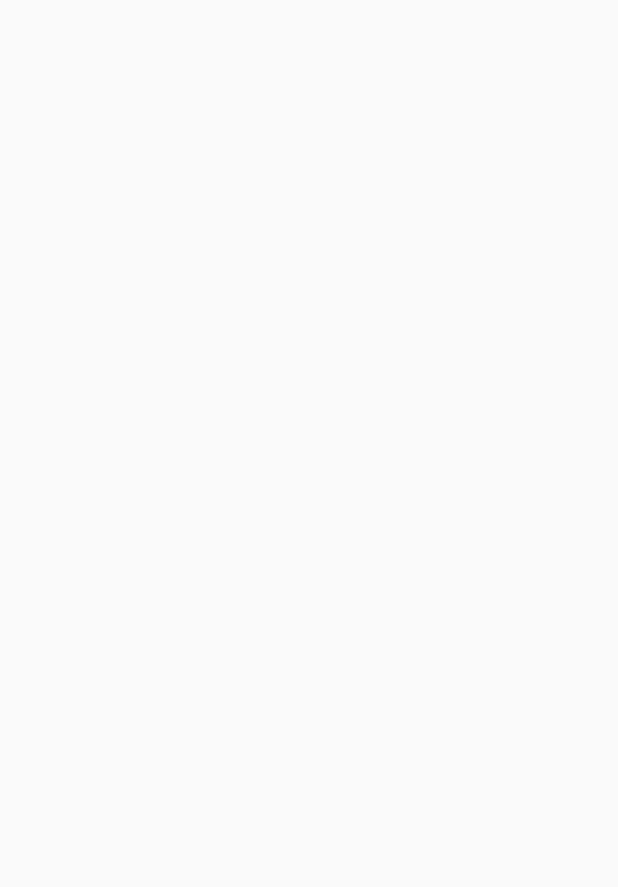
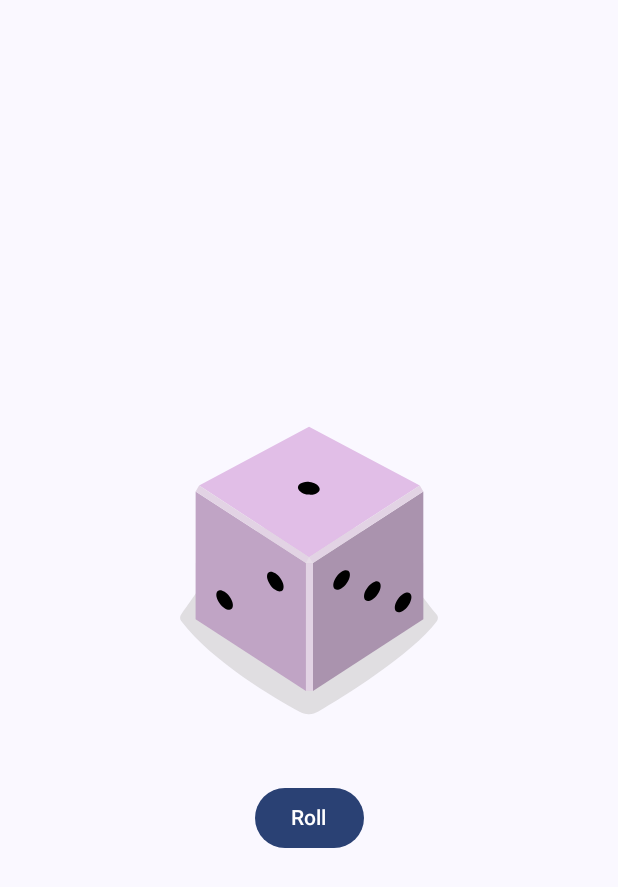
Before and after one commit to mcastre1/AndroidBasics, an Android app built with Jetpack Compose: the screen it shows after launch (MainActivity), on a phone screen of 412 x 824 dp. Before the commit the part shown is empty. Shown: the top 887 px of the screen. Run offline under Robolectric (Android 15) with nearby library versions, the phone set to English and light mode, and no system bars.

Commit message:
Update Image by using a random number.

```diff
--- a/DiceRoller/app/src/main/java/com/example/diceroller/MainActivity.kt
+++ b/DiceRoller/app/src/main/java/com/example/diceroller/MainActivity.kt
@@ -1,15 +1,31 @@
 package com.example.diceroller
 
 import android.os.Bundle
+import android.util.Log
 import androidx.activity.ComponentActivity
 import androidx.activity.compose.setContent
+import androidx.compose.foundation.Image
+import androidx.compose.foundation.background
+import androidx.compose.foundation.layout.Column
+import androidx.compose.foundation.layout.Spacer
 import androidx.compose.foundation.layout.fillMaxSize
+import androidx.compose.foundation.layout.height
+import androidx.compose.foundation.layout.wrapContentSize
+import androidx.compose.material3.Button
 import androidx.compose.material3.MaterialTheme
 import androidx.compose.material3.Surface
 import androidx.compose.material3.Text
 import androidx.compose.runtime.Composable
+import androidx.compose.runtime.getValue
+import androidx.compose.runtime.mutableStateOf
+import androidx.compose.runtime.remember
+import androidx.compose.runtime.setValue
+import androidx.compose.ui.Alignment
 import androidx.compose.ui.Modifier
+import androidx.compose.ui.res.painterResource
+import androidx.compose.ui.res.stringResource
 import androidx.compose.ui.tooling.preview.Preview
+import androidx.compose.ui.unit.dp
 import com.example.diceroller.ui.theme.DiceRollerTheme
 
 class MainActivity : ComponentActivity() {
@@ -24,12 +40,41 @@ class MainActivity : ComponentActivity() {
 }
 
 @Composable
-fun DiceWithButtonAndImage(modifier: Modifier = Modifier){
+fun DiceWithButtonAndImage(modifier: Modifier = Modifier) {
+    var result by remember {
+        mutableStateOf(1)
+    }
 
+    val imageResource = when(result) {
+        1 -> R.drawable.dice_1
+        2 -> R.drawable.dice_2
+        3 -> R.drawable.dice_3
+        4 -> R.drawable.dice_4
+        5 -> R.drawable.dice_5
+        else -> R.drawable.dice_6
+    }
+
+    Column(
+        modifier = modifier,
+        horizontalAlignment = Alignment.CenterHorizontally
+    ) {
+        Image(painter = painterResource(id = imageResource), contentDescription = null)
+        Spacer(modifier = Modifier.height(16.dp))
+        Button(onClick = { result = (1..6).random()
+        Log.d("Random number", "$result")}) {
+            Text(stringResource(id = R.string.roll))
+        }
+    }
 }
 
 @Preview
 @Composable
 fun DiceRollerApp() {
-    DiceWithButtonAndImage()
+    Surface(modifier = Modifier.background(color = MaterialTheme.colorScheme.background)) {
+        DiceWithButtonAndImage(
+            modifier = Modifier
+                .fillMaxSize()
+                .wrapContentSize(Alignment.Center)
+        )
+    }
 }
--- /dev/null
+++ b/DiceRoller/app/src/main/res/drawable/dice_1.xml
@@ -0,0 +1,66 @@
+<!--
+  ~ Copyright 2022, The Android Open Source Project
+  ~
+  ~ Licensed under the Apache License, Version 2.0 (the "License");
+  ~ you may not use this file except in compliance with the License.
+  ~ You may obtain a copy of the License at
+  ~
+  ~     http://www.apache.org/licenses/LICENSE-2.0
+  ~
+  ~ Unless required by applicable law or agreed to in writing, software
+  ~ distributed under the License is distributed on an "AS IS" BASIS,
+  ~ WITHOUT WARRANTIES OR CONDITIONS OF ANY KIND, either express or implied.
+  ~ See the License for the specific language governing permissions and
+  ~ limitations under the License.
+  -->
+
+<vector xmlns:android="http://schemas.android.com/apk/res/android"
+    android:width="200dp"
+    android:height="250dp"
+    android:viewportWidth="800"
+    android:viewportHeight="1000">
+    <path
+        android:fillAlpha="0.5"
+        android:fillColor="#C5C4C4"
+        android:pathData="M740.8,635.42c-68.27,90.47 -249.77,201.76 -316,240.63a50.7,50.7 0,0 1,-49.93 0.81c-64.19,-35 -234.09,-133.88 -315.65,-242a14.69,14.69 0,0 1,-0.12 -17.49c77.58,-106.29 159.67,-258.89 341.06,-258.89 182,0 242.19,139.08 340.27,258.88A14.62,14.62 0,0 1,740.8 635.42Z"
+        android:strokeAlpha="0.5" />
+    <path
+        android:fillColor="#AA93AE"
+        android:pathData="M704.9,630l-294.29,191.06l0,-340.85l294.29,-191.06l0,340.85z" />
+    <path
+        android:fillColor="#C0A4C5"
+        android:pathData="M97.59,630l294.29,191.06l0,-340.85l-294.29,-191.06l0,340.85z" />
+    <path
+        android:fillColor="#E1BEE7"
+        android:pathData="M400.14,464.73l-293.19,-191.45l293.19,-156.31l295.39,156.31l-295.39,191.45z" />
+    <path
+        android:fillColor="#E2D3E4"
+        android:pathData="M106.95,273.28l-9.36,15.87l294.29,191.06l8.26,-15.48l-293.19,-191.45z" />
+    <path
+        android:fillColor="#E2D3E4"
+        android:pathData="M695.53,273.28l9.37,15.87l-294.29,191.06l-10.47,-15.48l295.39,-191.45z" />
+    <path
+        android:fillColor="#E2D3E4"
+        android:pathData="M391.88,480.21h18.73v340.85h-18.73z" />
+    <path
+        android:fillColor="#E7DCE8"
+        android:pathData="M400.14,464.73l-8.26,15.48l18.73,0l-10.47,-15.48z" />
+    <path
+        android:fillColor="#000000"
+        android:pathData="M397.45,297.62a16.9,28.71 97.07,1 0,4.16 -33.54a16.9,28.71 97.07,1 0,-4.16 33.54z" />
+    <path
+        android:fillColor="#000000"
+        android:pathData="M297.17,539.02a30.12,16.11 53.82,1 0,26.01 -19.02a30.12,16.11 53.82,1 0,-26.01 19.02z" />
+    <path
+        android:fillColor="#000000"
+        android:pathData="M161.96,588.24a30.12,16.11 53.82,1 0,26.01 -19.02a30.12,16.11 53.82,1 0,-26.01 19.02z" />
+    <path
+        android:fillColor="#000000"
+        android:pathData="M551.15,579.45a30.12,16.11 126.18,1 0,35.56 -48.62a30.12,16.11 126.18,1 0,-35.56 48.62z" />
+    <path
+        android:fillColor="#000000"
+        android:pathData="M469.12,549.58a30.12,16.11 126.18,1 0,35.56 -48.62a30.12,16.11 126.18,1 0,-35.56 48.62z" />
+    <path
+        android:fillColor="#000000"
+        android:pathData="M633.17,609.29a30.12,16.11 126.18,1 0,35.56 -48.62a30.12,16.11 126.18,1 0,-35.56 48.62z" />
+</vector>
--- /dev/null
+++ b/DiceRoller/app/src/main/res/drawable/dice_2.xml
@@ -0,0 +1,66 @@
+<!--
+  ~ Copyright 2022, The Android Open Source Project
+  ~
+  ~ Licensed under the Apache License, Version 2.0 (the "License");
+  ~ you may not use this file except in compliance with the License.
+  ~ You may obtain a copy of the License at
+  ~
+  ~     http://www.apache.org/licenses/LICENSE-2.0
+  ~
+  ~ Unless required by applicable law or agreed to in writing, software
+  ~ distributed under the License is distributed on an "AS IS" BASIS,
+  ~ WITHOUT WARRANTIES OR CONDITIONS OF ANY KIND, either express or implied.
+  ~ See the License for the specific language governing permissions and
+  ~ limitations under the License.
+  -->
+
+<vector xmlns:android="http://schemas.android.com/apk/res/android"
+    android:width="200dp"
+    android:height="250dp"
+    android:viewportWidth="800"
+    android:viewportHeight="1000">
+    <path
+        android:fillAlpha="0.5"
+        android:fillColor="#C5C4C4"
+        android:pathData="M740.8,635.42c-68.27,90.47 -249.77,201.76 -316,240.63a50.7,50.7 0,0 1,-49.93 0.81c-64.19,-35 -234.09,-133.88 -315.65,-242a14.69,14.69 0,0 1,-0.12 -17.49c77.58,-106.29 159.67,-258.89 341.06,-258.89 182,0 242.19,139.08 340.27,258.88A14.62,14.62 0,0 1,740.8 635.42Z"
+        android:strokeAlpha="0.5" />
+    <path
+        android:fillColor="#AA93AE"
+        android:pathData="M704.9,630l-294.29,191.06l0,-340.85l294.29,-191.06l0,340.85z" />
+    <path
+        android:fillColor="#C0A4C5"
+        android:pathData="M97.59,630l294.29,191.06l0,-340.85l-294.29,-191.06l0,340.85z" />
+    <path
+        android:fillColor="#E1BEE7"
+        android:pathData="M400.14,464.73l-293.19,-191.45l293.19,-156.31l295.39,156.31l-295.39,191.45z" />
+    <path
+        android:fillColor="#E2D3E4"
+        android:pathData="M106.95,273.28l-9.36,15.87l294.29,191.06l8.26,-15.48l-293.19,-191.45z" />
+    <path
+        android:fillColor="#E2D3E4"
+        android:pathData="M695.53,273.28l9.37,15.87l-294.29,191.06l-10.47,-15.48l295.39,-191.45z" />
+    <path
+        android:fillColor="#E2D3E4"
+        android:pathData="M391.88,480.21h18.73v340.85h-18.73z" />
+    <path
+        android:fillColor="#E7DCE8"
+        android:pathData="M400.14,464.73l-8.26,15.48l18.73,0l-10.47,-15.48z" />
+    <path
+        android:fillColor="#000000"
+        android:pathData="M520.85,303.25a16.9,28.71 97.07,1 0,4.16 -33.54a16.9,28.71 97.07,1 0,-4.16 33.54z" />
+    <path
+        android:fillColor="#000000"
+        android:pathData="M273.33,291.99a16.9,28.71 97.07,1 0,4.16 -33.54a16.9,28.71 97.07,1 0,-4.16 33.54z" />
+    <path
+        android:fillColor="#000000"
+        android:pathData="M229.56,563.64a30.12,16.11 53.82,1 0,26.01 -19.02a30.12,16.11 53.82,1 0,-26.01 19.02z" />
+    <path
+        android:fillColor="#000000"
+        android:pathData="M311.58,533.77a30.12,16.11 53.82,1 0,26.01 -19.02a30.12,16.11 53.82,1 0,-26.01 19.02z" />
+    <path
+        android:fillColor="#000000"
+        android:pathData="M147.54,593.49a30.12,16.11 53.82,1 0,26.01 -19.02a30.12,16.11 53.82,1 0,-26.01 19.02z" />
+    <path
+        android:fillColor="#000000"
+        android:pathData="M551.15,579.45a30.12,16.11 126.18,1 0,35.56 -48.62a30.12,16.11 126.18,1 0,-35.56 48.62z" />
+</vector>
--- /dev/null
+++ b/DiceRoller/app/src/main/res/drawable/dice_3.xml
@@ -0,0 +1,66 @@
+<!--
+  ~ Copyright 2022, The Android Open Source Project
+  ~
+  ~ Licensed under the Apache License, Version 2.0 (the "License");
+  ~ you may not use this file except in compliance with the License.
+  ~ You may obtain a copy of the License at
+  ~
+  ~     http://www.apache.org/licenses/LICENSE-2.0
+  ~
+  ~ Unless required by applicable law or agreed to in writing, software
+  ~ distributed under the License is distributed on an "AS IS" BASIS,
+  ~ WITHOUT WARRANTIES OR CONDITIONS OF ANY KIND, either express or implied.
+  ~ See the License for the specific language governing permissions and
+  ~ limitations under the License.
+  -->
+
+<vector xmlns:android="http://schemas.android.com/apk/res/android"
+    android:width="200dp"
+    android:height="250dp"
+    android:viewportWidth="800"
+    android:viewportHeight="1000">
+    <path
+        android:fillAlpha="0.5"
+        android:fillColor="#C5C4C4"
+        android:pathData="M740.8,635.42c-68.27,90.47 -249.77,201.76 -316,240.63a50.7,50.7 0,0 1,-49.93 0.81c-64.19,-35 -234.09,-133.88 -315.65,-242a14.69,14.69 0,0 1,-0.12 -17.49c77.58,-106.29 159.67,-258.89 341.06,-258.89 182,0 242.19,139.08 340.27,258.88A14.62,14.62 0,0 1,740.8 635.42Z"
+        android:strokeAlpha="0.5" />
+    <path
+        android:fillColor="#AA93AE"
+        android:pathData="M704.9,630l-294.29,191.06l0,-340.85l294.29,-191.06l0,340.85z" />
+    <path
+        android:fillColor="#C0A4C5"
+        android:pathData="M97.59,630l294.29,191.06l0,-340.85l-294.29,-191.06l0,340.85z" />
+    <path
+        android:fillColor="#E1BEE7"
+        android:pathData="M400.14,464.73l-293.19,-191.45l293.19,-156.31l295.39,156.31l-295.39,191.45z" />
+    <path
+        android:fillColor="#E2D3E4"
+        android:pathData="M106.95,273.28l-9.36,15.87l294.29,191.06l8.26,-15.48l-293.19,-191.45z" />
+    <path
+        android:fillColor="#E2D3E4"
+        android:pathData="M695.53,273.28l9.37,15.87l-294.29,191.06l-10.47,-15.48l295.39,-191.45z" />
+    <path
+        android:fillColor="#E2D3E4"
+        android:pathData="M391.88,480.21h18.73v340.85h-18.73z" />
+    <path
+        android:fillColor="#E7DCE8"
+        android:pathData="M400.14,464.73l-8.26,15.48l18.73,0l-10.47,-15.48z" />
+    <path
+        android:fillColor="#000000"
+        android:pathData="M398.11,297.62a16.9,28.71 97.07,1 0,4.16 -33.54a16.9,28.71 97.07,1 0,-4.16 33.54z" />
+    <path
+        android:fillColor="#000000"
+        android:pathData="M548.27,304.46a16.9,28.71 97.07,1 0,4.16 -33.54a16.9,28.71 97.07,1 0,-4.16 33.54z" />
+    <path
+        android:fillColor="#000000"
+        android:pathData="M247.95,290.79a16.9,28.71 97.07,1 0,4.16 -33.54a16.9,28.71 97.07,1 0,-4.16 33.54z" />
+    <path
+        android:fillColor="#000000"
+        android:pathData="M229.56,563.64a30.12,16.11 53.82,1 0,26.01 -19.02a30.12,16.11 53.82,1 0,-26.01 19.02z" />
+    <path
+        android:fillColor="#000000"
+        android:pathData="M483.54,554.83a30.12,16.11 126.18,1 0,35.56 -48.62a30.12,16.11 126.18,1 0,-35.56 48.62z" />
+    <path
+        android:fillColor="#000000"
+        android:pathData="M618.75,604.04a30.12,16.11 126.18,1 0,35.56 -48.62a30.12,16.11 126.18,1 0,-35.56 48.62z" />
+</vector>
--- /dev/null
+++ b/DiceRoller/app/src/main/res/drawable/dice_4.xml
@@ -0,0 +1,69 @@
+<!--
+  ~ Copyright 2022, The Android Open Source Project
+  ~
+  ~ Licensed under the Apache License, Version 2.0 (the "License");
+  ~ you may not use this file except in compliance with the License.
+  ~ You may obtain a copy of the License at
+  ~
+  ~     http://www.apache.org/licenses/LICENSE-2.0
+  ~
+  ~ Unless required by applicable law or agreed to in writing, software
+  ~ distributed under the License is distributed on an "AS IS" BASIS,
+  ~ WITHOUT WARRANTIES OR CONDITIONS OF ANY KIND, either express or implied.
+  ~ See the License for the specific language governing permissions and
+  ~ limitations under the License.
+  -->
+
+<vector xmlns:android="http://schemas.android.com/apk/res/android"
+    android:width="200dp"
+    android:height="250dp"
+    android:viewportWidth="800"
+    android:viewportHeight="1000">
+    <path
+        android:fillAlpha="0.5"
+        android:fillColor="#C5C4C4"
+        android:pathData="M740.8,635.42c-68.27,90.47 -249.77,201.76 -316,240.63a50.7,50.7 0,0 1,-49.93 0.81c-64.19,-35 -234.09,-133.88 -315.65,-242a14.69,14.69 0,0 1,-0.12 -17.49c77.58,-106.29 159.67,-258.89 341.06,-258.89 182,0 242.19,139.08 340.27,258.88A14.62,14.62 0,0 1,740.8 635.42Z"
+        android:strokeAlpha="0.5" />
+    <path
+        android:fillColor="#AA93AE"
+        android:pathData="M704.9,630l-294.29,191.06l0,-340.85l294.29,-191.06l0,340.85z" />
+    <path
+        android:fillColor="#C0A4C5"
+        android:pathData="M97.59,630l294.29,191.06l0,-340.85l-294.29,-191.06l0,340.85z" />
+    <path
+        android:fillColor="#E1BEE7"
+        android:pathData="M400.14,464.73l-293.19,-191.45l293.19,-156.31l295.39,156.31l-295.39,191.45z" />
+    <path
+        android:fillColor="#E2D3E4"
+        android:pathData="M106.95,273.28l-9.36,15.87l294.29,191.06l8.26,-15.48l-293.19,-191.45z" />
+    <path
+        android:fillColor="#E2D3E4"
+        android:pathData="M695.53,273.28l9.37,15.87l-294.29,191.06l-10.47,-15.48l295.39,-191.45z" />
+    <path
+        android:fillColor="#E2D3E4"
+        android:pathData="M391.88,480.21h18.73v340.85h-18.73z" />
+    <path
+        android:fillColor="#E7DCE8"
+        android:pathData="M400.14,464.73l-8.26,15.48l18.73,0l-10.47,-15.48z" />
+    <path
+        android:fillColor="#000000"
+        android:pathData="M530.08,303.65a16.9,28.71 97.07,1 0,4.16 -33.54a16.9,28.71 97.07,1 0,-4.16 33.54z" />
+    <path
+        android:fillColor="#000000"
+        android:pathData="M389.68,218.17a16.9,28.71 97.07,1 0,4.16 -33.54a16.9,28.71 97.07,1 0,-4.16 33.54z" />
+    <path
+        android:fillColor="#000000"
+        android:pathData="M405.35,377.09a16.9,28.71 97.07,1 0,4.16 -33.54a16.9,28.71 97.07,1 0,-4.16 33.54z" />
+    <path
+        android:fillColor="#000000"
+        android:pathData="M264.95,291.6a16.9,28.71 97.07,1 0,4.16 -33.54a16.9,28.71 97.07,1 0,-4.16 33.54z" />
+    <path
+        android:fillColor="#000000"
+        android:pathData="M297.17,541.59a30.12,16.11 53.82,1 0,26.01 -19.02a30.12,16.11 53.82,1 0,-26.01 19.02z" />
+    <path
+        android:fillColor="#000000"
+        android:pathData="M161.96,590.81a30.12,16.11 53.82,1 0,26.01 -19.02a30.12,16.11 53.82,1 0,-26.01 19.02z" />
+    <path
+        android:fillColor="#000000"
+        android:pathData="M551.15,579.45a30.12,16.11 126.18,1 0,35.56 -48.62a30.12,16.11 126.18,1 0,-35.56 48.62z" />
+</vector>
--- /dev/null
+++ b/DiceRoller/app/src/main/res/drawable/dice_5.xml
@@ -0,0 +1,75 @@
+<!--
+  ~ Copyright 2022, The Android Open Source Project
+  ~
+  ~ Licensed under the Apache License, Version 2.0 (the "License");
+  ~ you may not use this file except in compliance with the License.
+  ~ You may obtain a copy of the License at
+  ~
+  ~     http://www.apache.org/licenses/LICENSE-2.0
+  ~
+  ~ Unless required by applicable law or agreed to in writing, software
+  ~ distributed under the License is distributed on an "AS IS" BASIS,
+  ~ WITHOUT WARRANTIES OR CONDITIONS OF ANY KIND, either express or implied.
+  ~ See the License for the specific language governing permissions and
+  ~ limitations under the License.
+  -->
+
+<vector xmlns:android="http://schemas.android.com/apk/res/android"
+    android:width="200dp"
+    android:height="250dp"
+    android:viewportWidth="800"
+    android:viewportHeight="1000">
+    <path
+        android:fillAlpha="0.5"
+        android:fillColor="#C5C4C4"
+        android:pathData="M740.8,635.42c-68.27,90.47 -249.77,201.76 -316,240.63a50.7,50.7 0,0 1,-49.93 0.81c-64.19,-35 -234.09,-133.88 -315.65,-242a14.69,14.69 0,0 1,-0.12 -17.49c77.58,-106.29 159.67,-258.89 341.06,-258.89 182,0 242.19,139.08 340.27,258.88A14.62,14.62 0,0 1,740.8 635.42Z"
+        android:strokeAlpha="0.5" />
+    <path
+        android:fillColor="#AA93AE"
+        android:pathData="M704.9,630l-294.29,191.06l0,-340.85l294.29,-191.06l0,340.85z" />
+    <path
+        android:fillColor="#C0A4C5"
+        android:pathData="M97.59,630l294.29,191.06l0,-340.85l-294.29,-191.06l0,340.85z" />
+    <path
+        android:fillColor="#E1BEE7"
+        android:pathData="M400.14,464.73l-293.19,-191.45l293.19,-156.31l295.39,156.31l-295.39,191.45z" />
+    <path
+        android:fillColor="#E2D3E4"
+        android:pathData="M106.95,273.28l-9.36,15.87l294.29,191.06l8.26,-15.48l-293.19,-191.45z" />
+    <path
+        android:fillColor="#E2D3E4"
+        android:pathData="M695.53,273.28l9.37,15.87l-294.29,191.06l-10.47,-15.48l295.39,-191.45z" />
+    <path
+        android:fillColor="#E2D3E4"
+        android:pathData="M391.88,480.21h18.73v340.85h-18.73z" />
+    <path
+        android:fillColor="#E7DCE8"
+        android:pathData="M400.14,464.73l-8.26,15.48l18.73,0l-10.47,-15.48z" />
+    <path
+        android:fillColor="#000000"
+        android:pathData="M397.05,297.63a16.9,28.71 97.07,1 0,4.16 -33.54a16.9,28.71 97.07,1 0,-4.16 33.54z" />
+    <path
+        android:fillColor="#000000"
+        android:pathData="M547.21,304.45a16.9,28.71 97.07,1 0,4.16 -33.54a16.9,28.71 97.07,1 0,-4.16 33.54z" />
+    <path
+        android:fillColor="#000000"
+        android:pathData="M388.17,207.62a16.9,28.71 97.07,1 0,4.16 -33.54a16.9,28.71 97.07,1 0,-4.16 33.54z" />
+    <path
+        android:fillColor="#000000"
+        android:pathData="M405.93,387.62a16.9,28.71 97.07,1 0,4.16 -33.54a16.9,28.71 97.07,1 0,-4.16 33.54z" />
+    <path
+        android:fillColor="#000000"
+        android:pathData="M246.89,290.79a16.9,28.71 97.07,1 0,4.16 -33.54a16.9,28.71 97.07,1 0,-4.16 33.54z" />
+    <path
+        android:fillColor="#000000"
+        android:pathData="M229.56,563.64a30.12,16.11 53.82,1 0,26.01 -19.02a30.12,16.11 53.82,1 0,-26.01 19.02z" />
+    <path
+        android:fillColor="#000000"
+        android:pathData="M551.15,579.45a30.12,16.11 126.18,1 0,35.56 -48.62a30.12,16.11 126.18,1 0,-35.56 48.62z" />
+    <path
+        android:fillColor="#000000"
+        android:pathData="M469.12,549.58a30.12,16.11 126.18,1 0,35.56 -48.62a30.12,16.11 126.18,1 0,-35.56 48.62z" />
+    <path
+        android:fillColor="#000000"
+        android:pathData="M633.17,609.29a30.12,16.11 126.18,1 0,35.56 -48.62a30.12,16.11 126.18,1 0,-35.56 48.62z" />
+</vector>
--- /dev/null
+++ b/DiceRoller/app/src/main/res/drawable/dice_6.xml
@@ -0,0 +1,81 @@
+<!--
+  ~ Copyright 2022, The Android Open Source Project
+  ~
+  ~ Licensed under the Apache License, Version 2.0 (the "License");
+  ~ you may not use this file except in compliance with the License.
+  ~ You may obtain a copy of the License at
+  ~
+  ~     http://www.apache.org/licenses/LICENSE-2.0
+  ~
+  ~ Unless required by applicable law or agreed to in writing, software
+  ~ distributed under the License is distributed on an "AS IS" BASIS,
+  ~ WITHOUT WARRANTIES OR CONDITIONS OF ANY KIND, either express or implied.
+  ~ See the License for the specific language governing permissions and
+  ~ limitations under the License.
+  -->
+
+<vector xmlns:android="http://schemas.android.com/apk/res/android"
+    android:width="200dp"
+    android:height="250dp"
+    android:viewportWidth="800"
+    android:viewportHeight="1000">
+    <path
+        android:fillAlpha="0.5"
+        android:fillColor="#C5C4C4"
+        android:pathData="M740.8,635.42c-68.27,90.47 -249.77,201.76 -316,240.63a50.7,50.7 0,0 1,-49.93 0.81c-64.19,-35 -234.09,-133.88 -315.65,-242a14.69,14.69 0,0 1,-0.12 -17.49c77.58,-106.29 159.67,-258.89 341.06,-258.89 182,0 242.19,139.08 340.27,258.88A14.62,14.62 0,0 1,740.8 635.42Z"
+        android:strokeAlpha="0.5" />
+    <path
+        android:fillColor="#AA93AE"
+        android:pathData="M704.9,630l-294.29,191.06l0,-340.85l294.29,-191.06l0,340.85z" />
+    <path
+        android:fillColor="#C0A4C5"
+        android:pathData="M97.59,630l294.29,191.06l0,-340.85l-294.29,-191.06l0,340.85z" />
+    <path
+        android:fillColor="#E1BEE7"
+        android:pathData="M400.14,464.73l-293.19,-191.45l293.19,-156.31l295.39,156.31l-295.39,191.45z" />
+    <path
+        android:fillColor="#E2D3E4"
+        android:pathData="M106.95,273.28l-9.36,15.87l294.29,191.06l8.26,-15.48l-293.19,-191.45z" />
+    <path
+        android:fillColor="#E2D3E4"
+        android:pathData="M695.53,273.28l9.37,15.87l-294.29,191.06l-10.47,-15.48l295.39,-191.45z" />
+    <path
+        android:fillColor="#E2D3E4"
+        android:pathData="M391.88,480.21h18.73v340.85h-18.73z" />
+    <path
+        android:fillColor="#E7DCE8"
+        android:pathData="M400.14,464.73l-8.26,15.48l18.73,0l-10.47,-15.48z" />
+    <path
+        android:fillColor="#000000"
+        android:pathData="M326.53,254.89a16.9,28.71 97.07,1 0,4.16 -33.54a16.9,28.71 97.07,1 0,-4.16 33.54z" />
+    <path
+        android:fillColor="#000000"
+        android:pathData="M537.57,298.78a16.9,28.71 97.07,1 0,4.16 -33.54a16.9,28.71 97.07,1 0,-4.16 33.54z" />
+    <path
+        android:fillColor="#000000"
+        android:pathData="M397.17,213.3a16.9,28.71 97.07,1 0,4.16 -33.54a16.9,28.71 97.07,1 0,-4.16 33.54z" />
+    <path
+        android:fillColor="#000000"
+        android:pathData="M396.31,381.95a16.9,28.71 97.07,1 0,4.16 -33.54a16.9,28.71 97.07,1 0,-4.16 33.54z" />
+    <path
+        android:fillColor="#000000"
+        android:pathData="M255.91,296.47a16.9,28.71 97.07,1 0,4.16 -33.54a16.9,28.71 97.07,1 0,-4.16 33.54z" />
+    <path
+        android:fillColor="#000000"
+        android:pathData="M466.93,340.37a16.9,28.71 97.07,1 0,4.16 -33.54a16.9,28.71 97.07,1 0,-4.16 33.54z" />
+    <path
+        android:fillColor="#000000"
+        android:pathData="M230,563.64a30.12,16.11 53.82,1 0,26.01 -19.02a30.12,16.11 53.82,1 0,-26.01 19.02z" />
+    <path
+        android:fillColor="#000000"
+        android:pathData="M312.02,533.78a30.12,16.11 53.82,1 0,26.01 -19.02a30.12,16.11 53.82,1 0,-26.01 19.02z" />
+    <path
+        android:fillColor="#000000"
+        android:pathData="M147.96,593.48a30.12,16.11 53.82,1 0,26.01 -19.02a30.12,16.11 53.82,1 0,-26.01 19.02z" />
+    <path
+        android:fillColor="#000000"
+        android:pathData="M483.54,554.83a30.12,16.11 126.18,1 0,35.56 -48.62a30.12,16.11 126.18,1 0,-35.56 48.62z" />
+    <path
+        android:fillColor="#000000"
+        android:pathData="M618.75,604.04a30.12,16.11 126.18,1 0,35.56 -48.62a30.12,16.11 126.18,1 0,-35.56 48.62z" />
+</vector>
--- a/DiceRoller/app/src/main/res/values/strings.xml
+++ b/DiceRoller/app/src/main/res/values/strings.xml
@@ -1,3 +1,4 @@
 <resources>
     <string name="app_name">Dice Roller</string>
+    <string name="roll">Roll</string>
 </resources>
```
Also changed, not shown: 1 other file.
